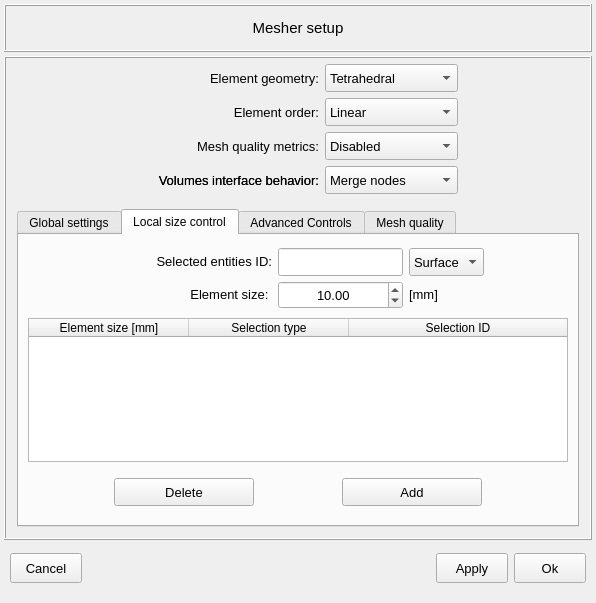
The window that vibra/interface/data/ui_files/model/general/mesher_setup_inputs.ui (MOPT-UFSC/VIBRA) describes before a commit, drawn with Qt 5.
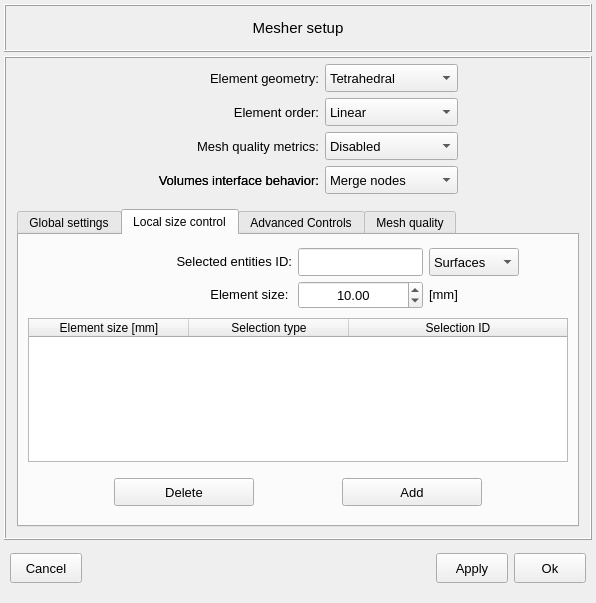
The same window after the commit. The open tabs and pages were chosen to show the change. Icons and pictures are not drawn.

Commit message: change entity type labels to plural

What changed in the file:
```diff
--- a/vibra/interface/data/ui_files/model/general/mesher_setup_inputs.ui
+++ b/vibra/interface/data/ui_files/model/general/mesher_setup_inputs.ui
@@ -1215,7 +1215,7 @@
                   </property>
                  </spacer>
                 </item>
-                <item row="1" column="3">
+                <item row="1" column="3" colspan="2">
                  <widget class="QComboBox" name="comboBox_local_mesh_size_control_entity_type">
                   <property name="sizePolicy">
                    <sizepolicy hsizetype="Fixed" vsizetype="Fixed">
@@ -1248,7 +1248,7 @@
                   </property>
                   <item>
                    <property name="text">
-                    <string>Surface</string>
+                    <string>Surfaces</string>
                    </property>
                   </item>
                   <item>
```
Left out of the diff: 2 changed lines with no effect on the pictures. Lines whose indentation alone changed are shown as unchanged.
